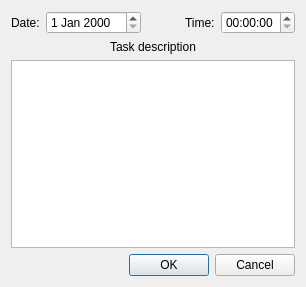
Qt form plugins/schedule/gui/add_task_dialog.ui (Kolcha/DigitalClock4) before a commit.
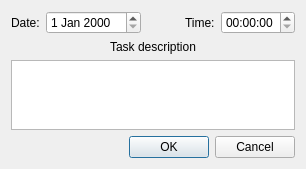
The same form after that commit.

Diff of the .ui file:
```diff
--- a/plugins/schedule/gui/add_task_dialog.ui
+++ b/plugins/schedule/gui/add_task_dialog.ui
@@ -7,7 +7,7 @@
     <x>0</x>
     <y>0</y>
     <width>306</width>
-    <height>287</height>
+    <height>163</height>
    </rect>
   </property>
   <property name="windowTitle">
```
Left out of the diff: 15 changed lines with no effect on the pictures.
